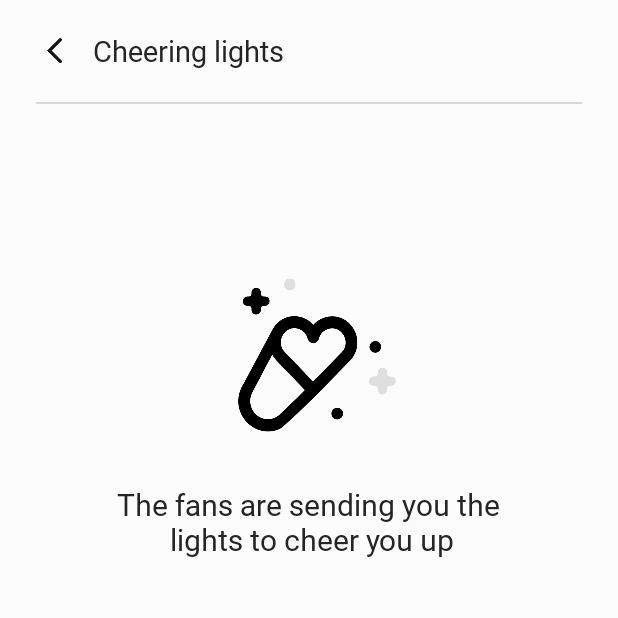
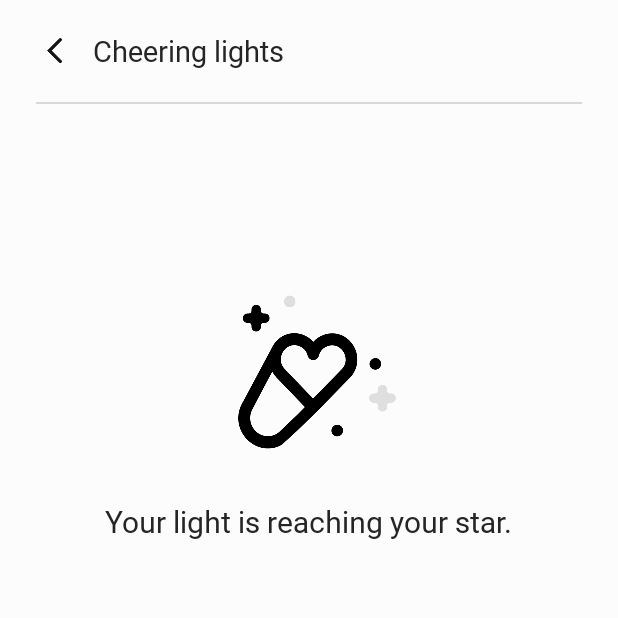
Before and after one commit to JiHyeonJu/bling, an Android app: the ChartActivity screen opened directly, with no data from a screen before it, on a phone screen of 412 x 824 dp, the top half of it. Run offline under Robolectric (Android 15) with nearby library versions, the phone set to English and light mode, and no system bars.

Commit message:
Change chart description

```diff
--- a/app/src/main/java/com/samsung/android/bling/chart/ChartActivity.java
+++ b/app/src/main/java/com/samsung/android/bling/chart/ChartActivity.java
@@ -28,12 +28,16 @@ public class ChartActivity extends AppCompatActivity {
 
     private ArrayList<AlbumItemVo> mAlbumList;
 
+    private boolean mIsStar;
+
     @Override
     protected void onCreate(Bundle savedInstanceState) {
         super.onCreate(savedInstanceState);
         setContentView(R.layout.activity_chart);
 
         retroClient = RetroClient.getInstance(this).createBaseApi();
+
+        mIsStar = Utils.getIsStar(getApplicationContext());
 
         initView();
 
@@ -64,6 +68,12 @@ public class ChartActivity extends AppCompatActivity {
     }
 
     private void initView() {
+        if (mIsStar) {
+            ((TextView) findViewById(R.id.cheering_description)).setText(getString(R.string.cheeringlights_description_star));
+        } else {
+            ((TextView) findViewById(R.id.cheering_description)).setText(getString(R.string.cheeringlights_description_fans));
+        }
+
         findViewById(R.id.home_as_up).setOnClickListener(v -> new Handler().postDelayed(this::onBackPressed, 250));
         // set logo height
         Double logoViewHeight = (Utils.getDisplayHeight(this)
--- a/app/src/main/res/layout/activity_chart.xml
+++ b/app/src/main/res/layout/activity_chart.xml
@@ -66,11 +66,11 @@
                     android:src="@drawable/bling_cheeringlights_logo" />
 
                 <TextView
+                    android:id="@+id/cheering_description"
                     style="@style/font_700"
                     android:layout_width="wrap_content"
                     android:layout_height="wrap_content"
                     android:gravity="center"
-                    android:text="@string/cheeringlights_logo"
                     android:textSize="20dp" />
             </LinearLayout>
 
--- a/app/src/main/res/values/strings.xml
+++ b/app/src/main/res/values/strings.xml
@@ -35,7 +35,8 @@
     <string name="light_mode">Light mode</string>
     <string name="mood_light">Mood light</string>
     <string name="cheering_light">Cheering light</string>
-    <string name="cheeringlights_logo">The fans are sending you the\n lights to cheer you up</string>
+    <string name="cheeringlights_description_star">The fans are sending you the\n lights to cheer you up</string>
+    <string name="cheeringlights_description_fans">Your light is reaching your star.</string>
     <string name="brightness">Brightness</string>
     <string name="color">Color</string>
     <string name="battery">Battery</string>
@@ -43,7 +44,8 @@
 
     <string name="baseUrl">https://52.79.216.28:8080/v1/</string>
 
-    <string name="service_notification_msg">The Bling is currently waiting for the star.</string>
+    <string name="service_notification_msg_star">The Bling is currently waiting for the star.</string>
+    <string name="service_notification_msg_fans">Fans are sending cheering lights to the Bling.</string>
     <string name="star_online_notification_msg">The star is online.</string>
     <string name="login_error_toast">The ID or password is incorrect. Please try again.</string>
     <string name="setting_disconnected_toast">The Bling device is not connected</string>
```
